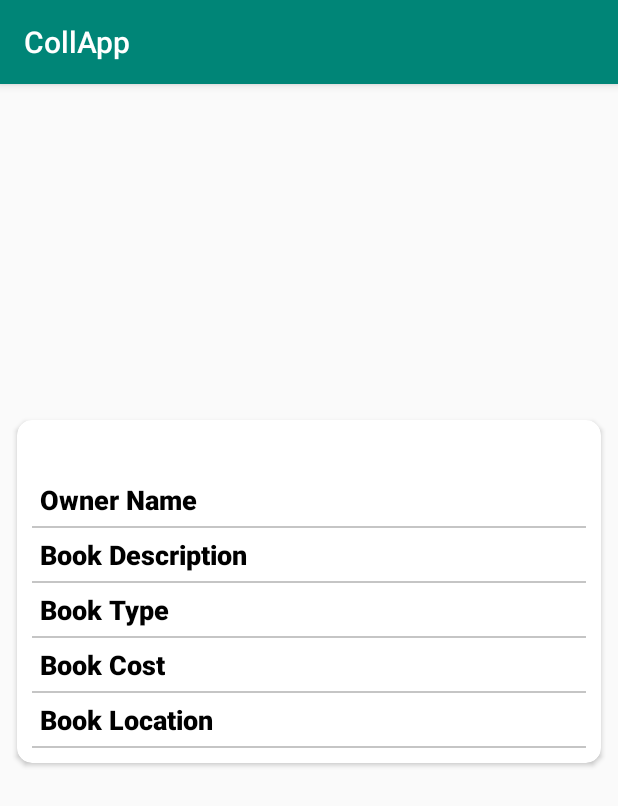
After one commit to AwesomeFruitSalad/Bibliungo, an Android app: the showBookActivity screen opened directly, with no data from a screen before it, on a phone screen of 412 x 824 dp. The commit adds this screen. Shown: the top 806 px of the screen. Run offline under Robolectric (Android 15) with nearby library versions, the phone set to English and light mode, and no system bars; our stand-ins replace ButterKnife.

Commit message:
show book

```diff
--- a/app/src/main/AndroidManifest.xml
+++ b/app/src/main/AndroidManifest.xml
@@ -1,7 +1,6 @@
 <?xml version="1.0" encoding="utf-8"?>
 <manifest xmlns:android="http://schemas.android.com/apk/res/android"
     package="com.chromicle.collapp">
-
     <!--
          The ACCESS_COARSE/FINE_LOCATION permissions are not required to use
          Google Maps Android API v2, but you must specify either coarse or fine
@@ -16,7 +15,7 @@
         android:roundIcon="@mipmap/ic_launcher_round"
         android:supportsRtl="true"
         android:theme="@style/AppTheme">
-
+        <activity android:name=".activities.showBookActivity"></activity>
         <!--
              The API key for Google Maps-based APIs is defined as a string resource.
              (See the file "res/values/google_maps_api.xml").
@@ -31,7 +30,7 @@
 
         <activity
             android:name=".activities.MapsActivity"
-            android:label="@string/title_activity_maps"></activity>
+            android:label="@string/title_activity_maps" />
         <activity
             android:name=".activities.AddBookActivity"
             android:label="Add New Book" />
--- a/app/src/main/java/com/chromicle/collapp/activities/MainActivity.java
+++ b/app/src/main/java/com/chromicle/collapp/activities/MainActivity.java
@@ -46,6 +46,55 @@ public class MainActivity extends AppCompatActivity {
         startActivity(intent);
     }
 
+    @OnClick(R.id.bookHarry)
+    public void buttonHarry(){
+        Intent intent = new Intent(MainActivity.this, showBookActivity.class);
+        intent.putExtra("OWNER_NAME", "vaishnavs4201");
+        intent.putExtra("BOOK_NAME", "Harry potter");
+        intent.putExtra("OWNER_DES", "This is great book written by JK rowling");
+        intent.putExtra("BOOK_TYPE", "fiction");
+        intent.putExtra("BOOK_COST", "RS: 800");
+        intent.putExtra("BOOK_LOCATION", "13.007  74.792");
+        startActivity(intent);
+    }
+
+
+    @OnClick(R.id.bookChem)
+    public void buttonChem() {
+        Intent intent = new Intent(MainActivity.this, showBookActivity.class);
+        intent.putExtra("OWNER_NAME", "ajayprabhakar369");
+        intent.putExtra("BOOK_NAME", "Chemistry TextBook");
+        intent.putExtra("OWNER_DES", "This is usefull for +12");
+        intent.putExtra("BOOK_TYPE", "textbook");
+        intent.putExtra("BOOK_COST", "RS: 350");
+        intent.putExtra("BOOK_LOCATION", "13.007  74.792");
+        startActivity(intent);
+    }
+
+
+    @OnClick(R.id.bookHobbit)
+    public void buttonHobbit(){
+        Intent intent = new Intent(MainActivity.this, showBookActivity.class);
+        intent.putExtra("OWNER_NAME", "vaishnavs4201");
+        intent.putExtra("BOOK_NAME", "The Hobbit");
+        intent.putExtra("OWNER_DES", "It is the prequel to Lord of Rings");
+        intent.putExtra("BOOK_TYPE", "fiction");
+        intent.putExtra("BOOK_COST", "RS: 966");
+        intent.putExtra("BOOK_LOCATION", "13.007  74.792");
+        startActivity(intent);
+    }
+
+    @OnClick(R.id.bookLord)
+    public void buttonLord(){
+        Intent intent = new Intent(MainActivity.this, showBookActivity.class);
+        intent.putExtra("OWNER_NAME", "ajayprabhakar369");
+        intent.putExtra("BOOK_NAME", "The Lord");
+        intent.putExtra("OWNER_DES", "award winning science fiction book");
+        intent.putExtra("BOOK_TYPE", "fiction");
+        intent.putExtra("BOOK_COST", "RS: 777");
+        intent.putExtra("BOOK_LOCATION", "13.007  74.792");
+        startActivity(intent);
+    }
 
 
     @OnClick(R.id.btnTextBooks)
--- /dev/null
+++ b/app/src/main/java/com/chromicle/collapp/activities/showBookActivity.java
@@ -0,0 +1,54 @@
+package com.chromicle.collapp.activities;
+
+import androidx.appcompat.app.AppCompatActivity;
+
+import android.os.Bundle;
+import android.widget.TextView;
+
+import com.chromicle.collapp.R;
+
+import butterknife.BindView;
+import butterknife.ButterKnife;
+
+public class showBookActivity extends AppCompatActivity {
+
+
+    @BindView(R.id.bookName)
+    TextView bookName;
+
+
+    @BindView(R.id.bookOwner)
+    TextView bookOwner;
+
+    @BindView(R.id.bookDes)
+    TextView bookDes;
+
+    @BindView(R.id.bookType)
+    TextView bookType;
+
+    @BindView(R.id.bookAmount)
+    TextView bookAmount;
+
+    @BindView(R.id.bookLocation)
+    TextView bookLocation;
+
+    @Override
+    protected void onCreate(Bundle savedInstanceState) {
+        super.onCreate(savedInstanceState);
+        setContentView(R.layout.activity_show_book);
+        ButterKnife.bind(this);
+
+        gettheValues();
+    }
+
+    private void gettheValues() {
+        bookName.setText(getIntent().getStringExtra("BOOK_NAME"));
+        bookOwner.setText(getIntent().getStringExtra("OWNER_NAME"));
+        bookDes.setText(getIntent().getStringExtra("OWNER_DES"));
+        bookType.setText(getIntent().getStringExtra("BOOK_TYPE"));
+        bookAmount.setText(getIntent().getStringExtra("BOOK_COST"));
+        bookLocation.setText(getIntent().getStringExtra("BOOK_LOCATION"));
+    }
+
+
+}
--- a/app/src/main/res/layout/activity_main.xml
+++ b/app/src/main/res/layout/activity_main.xml
@@ -36,6 +36,7 @@
                 android:orientation="horizontal">
 
                 <androidx.cardview.widget.CardView
+                    android:id="@+id/bookHarry"
                     android:layout_width="160dp"
                     android:layout_height="160dp"
                     android:layout_margin="24dp">
@@ -63,6 +64,7 @@
 
 
                 <androidx.cardview.widget.CardView
+                    android:id="@+id/bookChem"
                     android:layout_width="160dp"
                     android:layout_height="160dp"
                     android:layout_marginTop="24dp"
@@ -90,6 +92,7 @@
 
 
                 <androidx.cardview.widget.CardView
+                    android:id="@+id/bookLord"
                     android:layout_width="160dp"
                     android:layout_height="160dp"
                     android:layout_margin="24dp">
@@ -117,6 +120,7 @@
 
 
                 <androidx.cardview.widget.CardView
+                    android:id="@+id/bookHobbit"
                     android:layout_width="160dp"
                     android:layout_height="160dp"
                     android:layout_marginTop="24dp"
--- /dev/null
+++ b/app/src/main/res/layout/activity_show_book.xml
@@ -0,0 +1,206 @@
+<?xml version="1.0" encoding="utf-8"?>
+<ScrollView xmlns:android="http://schemas.android.com/apk/res/android"
+    xmlns:app="http://schemas.android.com/apk/res-auto"
+    xmlns:tools="http://schemas.android.com/tools"
+    android:layout_width="match_parent"
+    android:layout_height="match_parent"
+    tools:ignore="HardcodedText">
+
+    <LinearLayout
+        android:layout_width="match_parent"
+        android:layout_height="wrap_content"
+        android:layout_margin="1dp"
+        android:orientation="vertical">
+
+        <ImageView
+            android:id="@+id/photo"
+            android:layout_width="wrap_content"
+            android:layout_height="150dp"
+            android:layout_gravity="center_horizontal"
+            android:layout_marginLeft="50dp"
+            android:layout_marginTop="30dp"
+            android:layout_marginRight="50dp"
+            android:contentDescription="Profile Image" />
+
+        <TextView
+            android:id="@+id/bookName"
+            android:layout_width="wrap_content"
+            android:layout_height="wrap_content"
+            android:layout_gravity="center_horizontal"
+            android:layout_marginTop="5dp"
+            android:textColor="@android:color/black"
+            android:textSize="20sp"
+            android:textStyle="bold"
+            tools:text="Book Name" />
+
+        <androidx.cardview.widget.CardView
+            android:layout_width="match_parent"
+            android:layout_height="wrap_content"
+            android:layout_margin="10dp"
+            android:layout_marginTop="20dp"
+            android:foreground="?android:attr/selectableItemBackground"
+            app:cardBackgroundColor="#fff"
+            app:cardCornerRadius="10dp">
+
+            <LinearLayout
+                android:layout_width="match_parent"
+                android:layout_height="match_parent"
+                android:orientation="vertical"
+                android:layout_marginTop="25dp"
+                android:padding="10dp">
+
+                <LinearLayout
+                    android:layout_width="match_parent"
+                    android:layout_height="wrap_content">
+
+                    <TextView
+                        android:layout_width="0dp"
+                        android:layout_height="wrap_content"
+                        android:layout_weight="1"
+                        android:padding="5dp"
+                        android:text="Owner Name"
+                        android:textAppearance="@android:style/TextAppearance.DeviceDefault.Medium"
+                        android:textColor="@android:color/black"
+                        android:textStyle="bold" />
+
+                    <TextView
+                        android:id="@+id/bookOwner"
+                        android:layout_width="0dp"
+                        android:layout_height="wrap_content"
+                        android:layout_weight="1"
+                        android:padding="5dp"
+                        android:textAppearance="@android:style/TextAppearance.DeviceDefault.Medium"
+                        android:textColor="@android:color/black"
+                        android:textSize="16sp" />
+                </LinearLayout>
+
+                <View
+                    android:layout_width="match_parent"
+                    android:layout_height="1dp"
+                    android:background="@color/light_grey" />
+
+                <LinearLayout
+                    android:layout_width="match_parent"
+                    android:layout_height="wrap_content">
+
+                    <TextView
+                        android:layout_width="0dp"
+                        android:layout_height="wrap_content"
+                        android:layout_weight="1"
+                        android:padding="5dp"
+                        android:text="Book Description"
+                        android:textAppearance="@android:style/TextAppearance.DeviceDefault.Medium"
+                        android:textColor="@android:color/black"
+                        android:textStyle="bold" />
+
+                    <TextView
+                        android:id="@+id/bookDes"
+                        android:layout_width="0dp"
+                        android:layout_height="wrap_content"
+                        android:layout_weight="1"
+                        android:padding="5dp"
+                        android:textAppearance="@android:style/TextAppearance.DeviceDefault.Medium"
+                        android:textColor="@android:color/black"
+                        android:textSize="16sp" />
+                </LinearLayout>
+
+                <View
+                    android:layout_width="match_parent"
+                    android:layout_height="1dp"
+                    android:background="@color/light_grey" />
+
+                <LinearLayout
+                    android:layout_width="match_parent"
+                    android:layout_height="wrap_content">
+
+                    <TextView
+                        android:layout_width="0dp"
+                        android:layout_height="wrap_content"
+                        android:layout_weight="1"
+                        android:padding="5dp"
+                        android:text="Book Type"
+                        android:textAppearance="@android:style/TextAppearance.DeviceDefault.Medium"
+                        android:textColor="@android:color/black"
+                        android:textStyle="bold" />
+
+                    <TextView
+                        android:id="@+id/bookType"
+                        android:layout_width="0dp"
+                        android:layout_height="34dp"
+                        android:layout_weight="1"
+                        android:padding="5dp"
+                        android:textAppearance="@android:style/TextAppearance.DeviceDefault.Medium"
+                        android:textColor="@android:color/black"
+                        android:textSize="16sp" />
+                </LinearLayout>
+
+                <View
+                    android:layout_width="match_parent"
+                    android:layout_height="1dp"
+                    android:background="@color/light_grey" />
+
+                <LinearLayout
+                    android:layout_width="match_parent"
+                    android:layout_height="wrap_content">
+
+                    <TextView
+                        android:layout_width="0dp"
+                        android:layout_height="wrap_content"
+                        android:layout_weight="1"
+                        android:padding="5dp"
+                        android:text="Book Cost"
+                        android:textAppearance="@android:style/TextAppearance.DeviceDefault.Medium"
+                        android:textColor="@android:color/black"
+                        android:textStyle="bold" />
+
+                    <TextView
+                        android:id="@+id/bookAmount"
+                        android:layout_width="0dp"
+                        android:layout_height="wrap_content"
+                        android:layout_weight="1"
+                        android:padding="5dp"
+                        android:textAppearance="@android:style/TextAppearance.DeviceDefault.Medium"
+                        android:textColor="@android:color/black"
+                        android:textSize="16sp" />
+                </LinearLayout>
+
+                <View
+                    android:layout_width="match_parent"
+                    android:layout_height="1dp"
+                    android:background="@color/light_grey" />
+
+                <LinearLayout
+                    android:layout_width="match_parent"
+                    android:layout_height="wrap_content">
+
+                    <TextView
+                        android:layout_width="0dp"
+                        android:layout_height="wrap_content"
+                        android:layout_weight="1"
+                        android:padding="5dp"
+                        android:text="Book Location"
+                        android:textAppearance="@android:style/TextAppearance.DeviceDefault.Medium"
+                        android:textColor="@android:color/black"
+                        android:textStyle="bold" />
+
+                    <TextView
+                        android:id="@+id/bookLocation"
+                        android:layout_width="0dp"
+                        android:layout_height="wrap_content"
+                        android:layout_weight="1"
+                        android:padding="5dp"
+                        android:textAppearance="@android:style/TextAppearance.DeviceDefault.Medium"
+                        android:textColor="@android:color/black"
+                        android:textSize="16sp" />
+                </LinearLayout>
+
+                <View
+                    android:layout_width="match_parent"
+                    android:layout_height="1dp"
+                    android:background="@color/light_grey" />
+
+
+            </LinearLayout>
+        </androidx.cardview.widget.CardView>
+    </LinearLayout>
+</ScrollView>
--- a/app/src/main/res/values/colors.xml
+++ b/app/src/main/res/values/colors.xml
@@ -3,4 +3,5 @@
     <color name="colorPrimary">#008577</color>
     <color name="colorPrimaryDark">#00574B</color>
     <color name="colorAccent">#D81B60</color>
+    <color name="light_grey">#C5C5C5</color>
 </resources>
```
